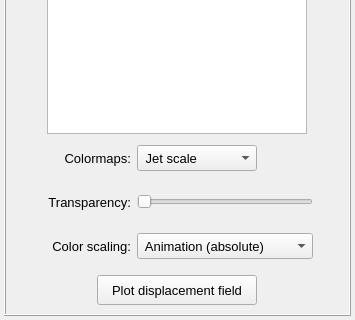
First picture: the form in pulse/interface/data/ui_files/plots/results/structural/plot_nodal_results_field_for_harmonic_analysis.ui, repository open-pulse/OpenPulse, before the edit; both pictures show x 0 to 355 and y 179 to 499 of the 355 by 499 pixel window.
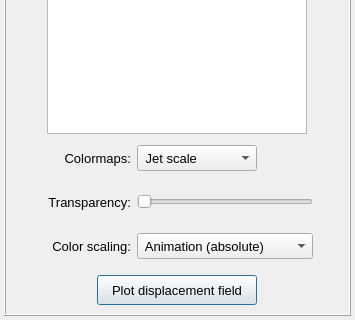
Second picture: the form after the edit.

What changed in the file:
```diff
--- a/pulse/interface/data/ui_files/plots/results/structural/plot_nodal_results_field_for_harmonic_analysis.ui
+++ b/pulse/interface/data/ui_files/plots/results/structural/plot_nodal_results_field_for_harmonic_analysis.ui
@@ -726,6 +726,9 @@
            <property name="text">
             <string>Plot displacement field</string>
            </property>
+           <property name="default">
+            <bool>true</bool>
+           </property>
           </widget>
          </item>
         </layout>
```
Left out of the diff: 8 changed lines with no effect on the pictures.
